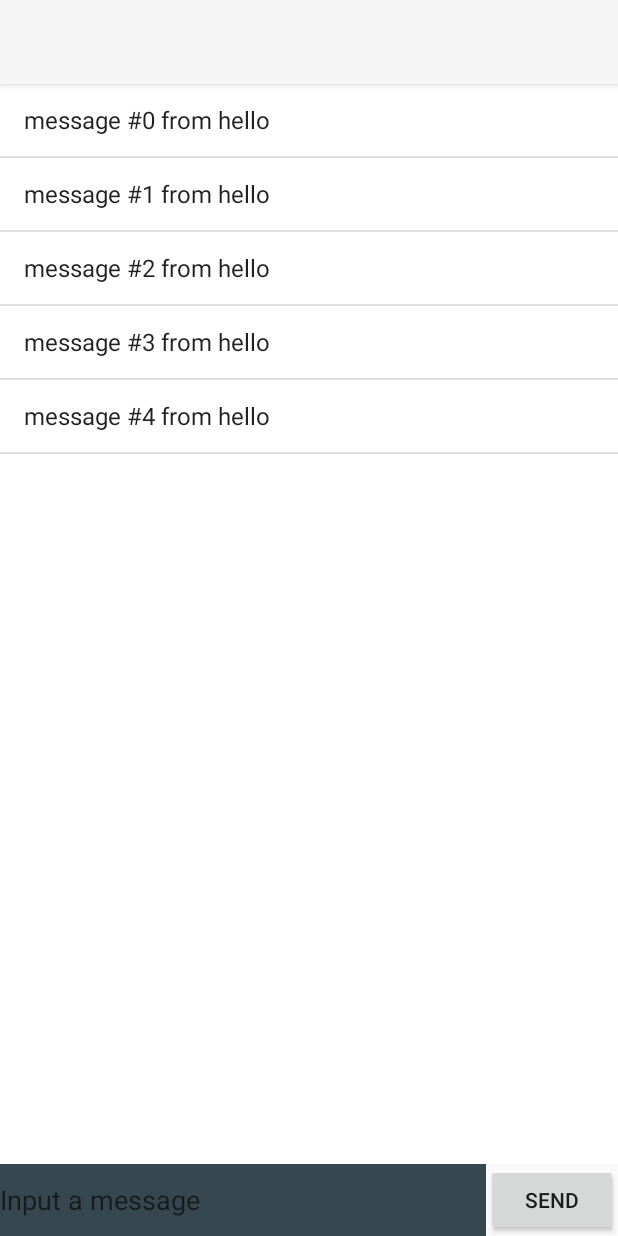
After one commit to iacxc/MyProjects, an Android app: the MessageActivity screen opened directly, with no data from a screen before it, on a phone screen of 412 x 824 dp. The commit adds this screen. Run offline under Robolectric (Android 15) with nearby library versions, the phone set to English and light mode, and no system bars.

Commit message:
draft for chatroom

```diff
--- a/ChatRoom/app/src/main/AndroidManifest.xml
+++ b/ChatRoom/app/src/main/AndroidManifest.xml
@@ -8,7 +8,7 @@
         android:label="@string/app_name"
         android:theme="@style/AppTheme" >
         <activity
-            android:name=".ChatRoomActivity"
+            android:name=".RoomActivity"
             android:label="@string/app_name" >
             <intent-filter>
                 <action android:name="android.intent.action.MAIN" />
@@ -16,6 +16,10 @@
                 <category android:name="android.intent.category.LAUNCHER" />
             </intent-filter>
         </activity>
+        <activity
+            android:name=".MessageActivity"
+            android:label="@string/title_activity_chat" >
+        </activity>
     </application>
 
 </manifest>
--- /dev/null
+++ b/ChatRoom/app/src/main/java/com/caichengxin/chatroom/MessageActivity.java
@@ -0,0 +1,17 @@
+package com.caichengxin.chatroom;
+
+import android.support.v4.app.Fragment;
+
+
+public class MessageActivity extends SingleFragmentActivity {
+
+
+    @Override
+    protected Fragment createFragment() {
+        String chatTitle = (String)getIntent()
+                .getSerializableExtra(MessageFragment.EXTRA_TITLE);
+
+        return MessageFragment.newInstance(chatTitle);
+
+    }
+}
--- /dev/null
+++ b/ChatRoom/app/src/main/java/com/caichengxin/chatroom/MessageFragment.java
@@ -0,0 +1,85 @@
+package com.caichengxin.chatroom;
+
+import android.os.Bundle;
+import android.support.v4.app.Fragment;
+import android.view.LayoutInflater;
+import android.view.View;
+import android.view.ViewGroup;
+import android.widget.ArrayAdapter;
+import android.widget.Button;
+import android.widget.EditText;
+import android.widget.ListView;
+
+import java.util.ArrayList;
+
+/**
+ * Created by caiche on 2014/11/2.
+ */
+public class MessageFragment extends Fragment {
+    public static final String EXTRA_TITLE = "chatroom.CHAT_TITLE";
+
+    private ListView mLvChatMessages;
+    private Button mButtonSend;
+    private EditText mEditMessage;
+    private ArrayList<Message> mChatMessages;
+
+    public static MessageFragment newInstance(String chatTitle)
+    {
+        Bundle args = new Bundle();
+        args.putSerializable(EXTRA_TITLE, chatTitle);
+
+        MessageFragment fragment =  new MessageFragment();
+        fragment.setArguments(args);
+
+        return fragment;
+    }
+
+    @Override
+    public void onCreate(Bundle savedInstanceState) {
+        super.onCreate(savedInstanceState);
+
+        String chatTitle = (String)getArguments().getSerializable(EXTRA_TITLE);
+        getActivity().setTitle(chatTitle);
+
+        mChatMessages = MessageLab.get(getActivity()).getChatMessageList();
+    }
+
+    @Override
+    public View onCreateView(LayoutInflater inflater, ViewGroup container,
+                             Bundle savedInstanceState)
+    {
+        View view = inflater.inflate(R.layout.fragment_chat_detail,
+                container, false);
+
+        final ChatMessageAdapter adapter = new ChatMessageAdapter(mChatMessages);
+        mLvChatMessages = (ListView)view.findViewById(R.id.list_message);
+        mLvChatMessages.setAdapter(adapter);
+
+        mEditMessage = (EditText)view.findViewById(R.id.edit_message);
+        mButtonSend = (Button)view.findViewById(R.id.button_send);
+        mButtonSend.setOnClickListener(new View.OnClickListener() {
+            @Override
+            public void onClick(View v) {
+
+                Message message = new Message("me",
+                        mEditMessage.getText().toString());
+
+                mChatMessages.add(message);
+                adapter.notifyDataSetChanged();
+                mEditMessage.setText(null);
+            }
+        });
+
+        return view;
+    }
+
+
+    private class ChatMessageAdapter extends ArrayAdapter<Message>
+    {
+
+        public ChatMessageAdapter(ArrayList<Message> chatMessageList) {
+            super(getActivity(), android.R.layout.simple_list_item_1,
+                    chatMessageList);
+        }
+    }
+}
--- /dev/null
+++ b/ChatRoom/app/src/main/java/com/caichengxin/chatroom/MessageLab.java
@@ -0,0 +1,46 @@
+package com.caichengxin.chatroom;
+
+import android.content.Context;
+
+import java.util.ArrayList;
+
+/**
+ * Created by caiche on 2014/11/2.
+ */
+public class MessageLab {
+
+    private ArrayList<Message> mChatMessageList;
+
+    private static MessageLab sMessageLab;
+    private Context mAppContext;
+
+    private void loadChatMessages()
+    {
+        mChatMessageList = new ArrayList<Message>();
+
+        for (int i=0; i< 5; i++) {
+            Message message = new Message("hello", "message #" + i);
+
+            mChatMessageList.add(message);
+        }
+    }
+
+
+    private MessageLab(Context appContext) {
+        mAppContext = appContext;
+
+        loadChatMessages();
+
+    }
+
+    public static MessageLab get(Context c) {
+        if (sMessageLab == null) {
+            sMessageLab = new MessageLab(c.getApplicationContext());
+        }
+        return sMessageLab;
+    }
+
+    public ArrayList<Message> getChatMessageList() {
+        return mChatMessageList;
+    }
+}
--- /dev/null
+++ b/ChatRoom/app/src/main/java/com/caichengxin/chatroom/SingleFragmentActivity.java
@@ -0,0 +1,37 @@
+package com.caichengxin.chatroom;
+
+import android.support.v4.app.FragmentManager;
+import android.os.Bundle;
+import android.support.v4.app.Fragment;
+import android.support.v4.app.FragmentActivity;
+import android.widget.FrameLayout;
+
+/**
+ * Created by caiche on 2014/11/2.
+ */
+public abstract class SingleFragmentActivity extends FragmentActivity
+{
+    protected static final String FRAGMENT_TAG =
+            "SingleFragmentActivity.Fragment";
+
+    protected abstract Fragment createFragment();
+
+    @Override
+    public void onCreate(Bundle savedInstanceState) {
+        super.onCreate(savedInstanceState);
+
+        FrameLayout fl = new FrameLayout(this);
+        fl.setId(R.id.fragmentContainer);
+        setContentView(fl);
+
+        FragmentManager fm = getSupportFragmentManager();
+        Fragment fragment = fm.findFragmentById(R.id.fragmentContainer);
+
+        if (fragment == null) {
+            fragment = createFragment();
+            fm.beginTransaction()
+                    .add(R.id.fragmentContainer, fragment)
+                    .commit();
+        }
+    }
+}
--- /dev/null
+++ b/ChatRoom/app/src/main/res/layout/fragment_chat_detail.xml
@@ -0,0 +1,32 @@
+<?xml version="1.0" encoding="utf-8"?>
+
+<LinearLayout xmlns:android="http://schemas.android.com/apk/res/android"
+              android:orientation="vertical"
+              android:layout_width="match_parent"
+              android:layout_height="match_parent">
+    <ListView
+        android:layout_width="match_parent"
+        android:layout_height="match_parent"
+        android:layout_weight="1"
+        android:background="@color/bright_foreground_material_dark"
+        android:id="@+id/list_message">
+
+    </ListView>
+    <LinearLayout
+        android:layout_width="match_parent"
+        android:layout_height="wrap_content"
+        android:orientation="horizontal">
+        <EditText
+            android:layout_width="match_parent"
+            android:layout_height="match_parent"
+            android:layout_weight="1"
+            android:background="@color/material_blue_grey_800"
+            android:id="@+id/edit_message"
+            android:hint="@string/input_message"/>
+        <Button
+            android:id="@+id/button_send"
+            android:layout_width="wrap_content"
+            android:layout_height="wrap_content"
+            android:text="@string/send"/>
+    </LinearLayout>
+</LinearLayout>
--- a/ChatRoom/app/src/main/res/values/strings.xml
+++ b/ChatRoom/app/src/main/res/values/strings.xml
@@ -2,7 +2,10 @@
 <resources>
 
     <string name="app_name">ChatRoom</string>
-    <string name="hello_world">Hello world!</string>
     <string name="action_settings">Settings</string>
+    <string name="input_message">Input a message</string>
+    <string name="send">Send</string>
+    <string name="chatroom_title">ChatRoomList</string>
+    <string name="title_activity_chat">ChatActivity</string>
 
 </resources>
```
Also changed, not shown: ChatRoom/app/src/main/java/com/caichengxin/chatroom/ChatRoomActivity.java (deleted, +0 -36 lines), ChatRoom/app/src/main/java/com/caichengxin/chatroom/Message.java (added, +26 -0 lines), ChatRoom/app/src/main/java/com/caichengxin/chatroom/Room.java (added, +18 -0 lines), ChatRoom/app/src/main/java/com/caichengxin/chatroom/RoomActivity.java (added, +13 -0 lines), ChatRoom/app/src/main/java/com/caichengxin/chatroom/RoomFragment.java (added, +74 -0 lines), ChatRoom/app/src/main/java/com/caichengxin/chatroom/RoomLab.java (added, +48 -0 lines), ChatRoom/app/src/main/res/layout/activity_chat_room.xml (deleted, +0 -16 lines), ChatRoom/app/src/main/res/layout/activity_fragment.xml (added, +8 -0 lines), ChatRoom/app/src/main/res/layout/fragment_chat_list.xml (added, +14 -0 lines), ChatRoom/app/src/main/res/menu/chat.xml (added, +9 -0 lines).
